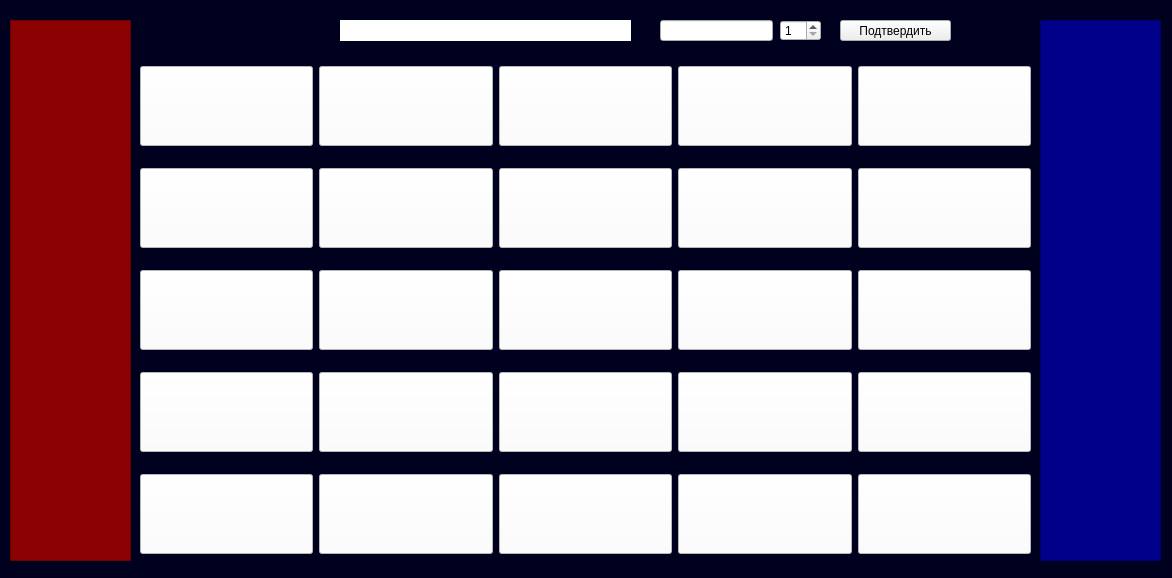
This is gamewindow.ui in yukavb/gui-Codenames as Qt 5 draws it before an edit. The edited form follows.
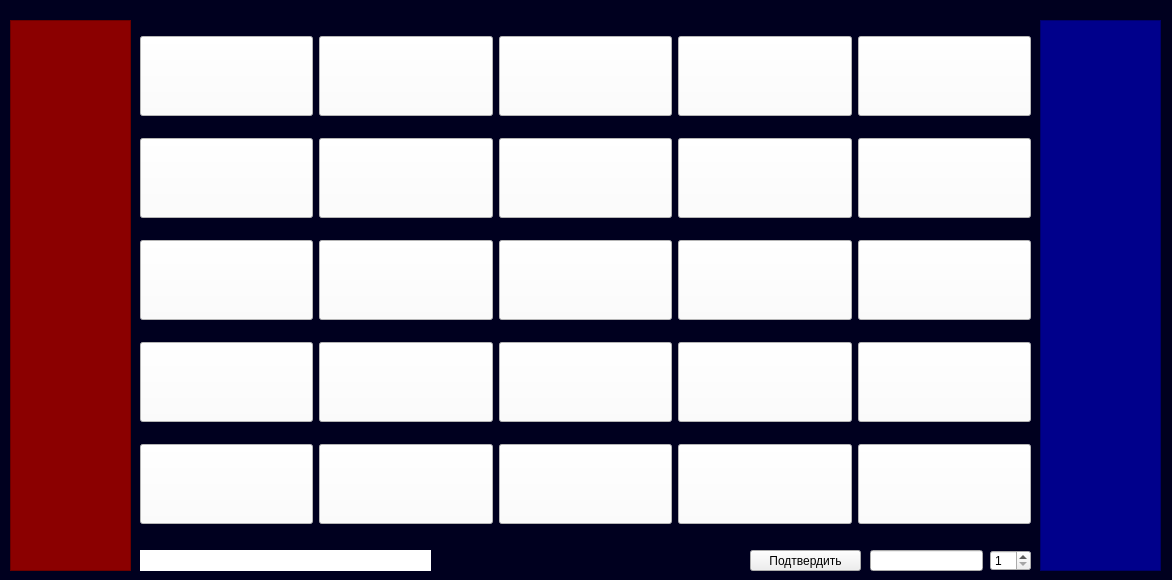
This is the edited form.

Diff of the .ui file:
```diff
--- a/gamewindow.ui
+++ b/gamewindow.ui
@@ -7,7 +7,7 @@
     <x>0</x>
     <y>0</y>
     <width>1172</width>
-    <height>578</height>
+    <height>580</height>
    </rect>
   </property>
   <property name="windowTitle">
@@ -22,7 +22,7 @@
      <x>1040</x>
      <y>20</y>
      <width>121</width>
-     <height>541</height>
+     <height>551</height>
     </rect>
    </property>
    <property name="styleSheet">
@@ -36,7 +36,7 @@
      <x>10</x>
      <y>20</y>
      <width>121</width>
-     <height>541</height>
+     <height>551</height>
     </rect>
    </property>
    <property name="styleSheet">
@@ -48,7 +48,7 @@
    <property name="geometry">
     <rect>
      <x>140</x>
-     <y>50</y>
+     <y>20</y>
      <width>891</width>
      <height>521</height>
     </rect>
@@ -482,8 +482,8 @@
   <widget class="QLabel" name="label">
    <property name="geometry">
     <rect>
-     <x>340</x>
-     <y>20</y>
+     <x>140</x>
+     <y>550</y>
      <width>291</width>
      <height>21</height>
     </rect>
@@ -503,8 +503,8 @@
   <widget class="QLineEdit" name="association">
    <property name="geometry">
     <rect>
-     <x>660</x>
-     <y>20</y>
+     <x>870</x>
+     <y>550</y>
      <width>113</width>
      <height>21</height>
     </rect>
@@ -516,8 +516,8 @@
   <widget class="QSpinBox" name="count">
    <property name="geometry">
     <rect>
-     <x>780</x>
-     <y>20</y>
+     <x>990</x>
+     <y>550</y>
      <width>41</width>
      <height>21</height>
     </rect>
@@ -538,8 +538,8 @@
   <widget class="QPushButton" name="apply">
    <property name="geometry">
     <rect>
-     <x>840</x>
-     <y>20</y>
+     <x>750</x>
+     <y>550</y>
      <width>111</width>
      <height>21</height>
     </rect>
```
